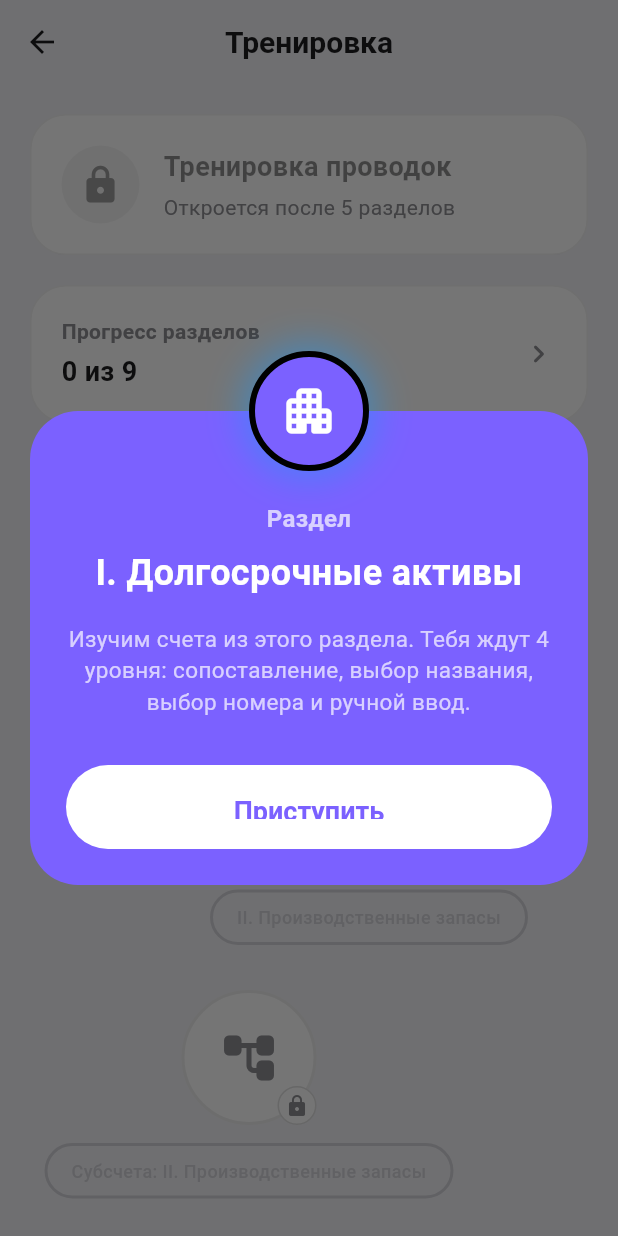
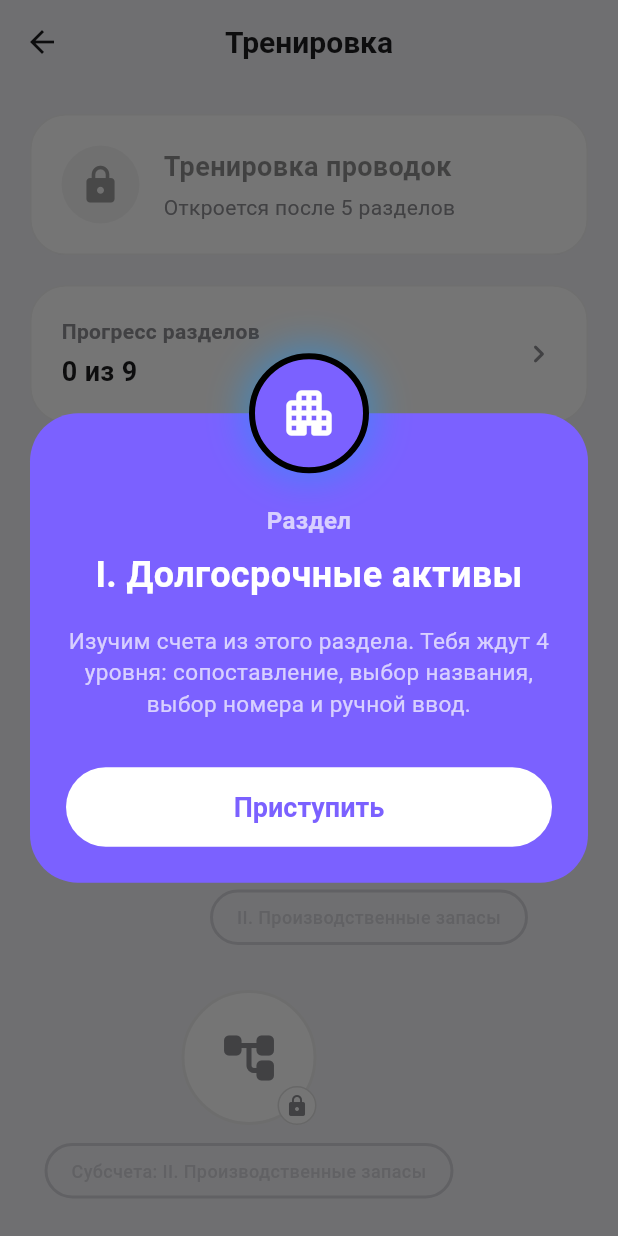
Before and after one commit to blackberries2006-ui/buhuchet-practice, a Flutter app: the LevelsScreen screen opened directly, after a tap on the "apartment" icon, on a phone screen of 412 x 824 dp. Run offline on Flutter 3.47's test engine with Material 3 defaults, Android fonts, the phone set to English and light mode, and no system bars; our stand-ins replace shared_preferences; accounts and stored records are empty.

Commit message:
fix: исправлены баги и обновлен билд

```diff
--- a/lib/screens/levels_screen.dart
+++ b/lib/screens/levels_screen.dart
@@ -119,9 +119,9 @@ class _LevelsScreenState extends State<LevelsScreen> {
                     style: const TextStyle(fontSize: 15, color: Colors.white70, height: 1.4),
                   ),
                   const SizedBox(height: 32),
+                  // --- ИСПРАВЛЕННАЯ КНОПКА ---
                   SizedBox(
                     width: double.infinity,
-                    height: 56,
                     child: ElevatedButton(
                       onPressed: () {
                         Navigator.pop(ctx);
@@ -151,9 +151,14 @@ class _LevelsScreenState extends State<LevelsScreen> {
                       style: ElevatedButton.styleFrom(
                         backgroundColor: Colors.white,
                         foregroundColor: const Color(0xFF7B61FF),
+                        padding: const EdgeInsets.symmetric(vertical: 16), // Добавлен padding
                         shape: RoundedRectangleBorder(borderRadius: BorderRadius.circular(100)),
                       ),
-                      child: const Text('Приступить', style: TextStyle(fontSize: 18, fontWeight: FontWeight.bold)),
+                      child: const Text(
+                        'Приступить',
+                        style: TextStyle(fontSize: 18, fontWeight: FontWeight.bold),
+                        textAlign: TextAlign.center,
+                      ),
                     ),
                   ),
                 ],
```
Also changed, not shown: lib/screens/section_quiz_screen.dart (+18 -9 lines), 2 other files.
